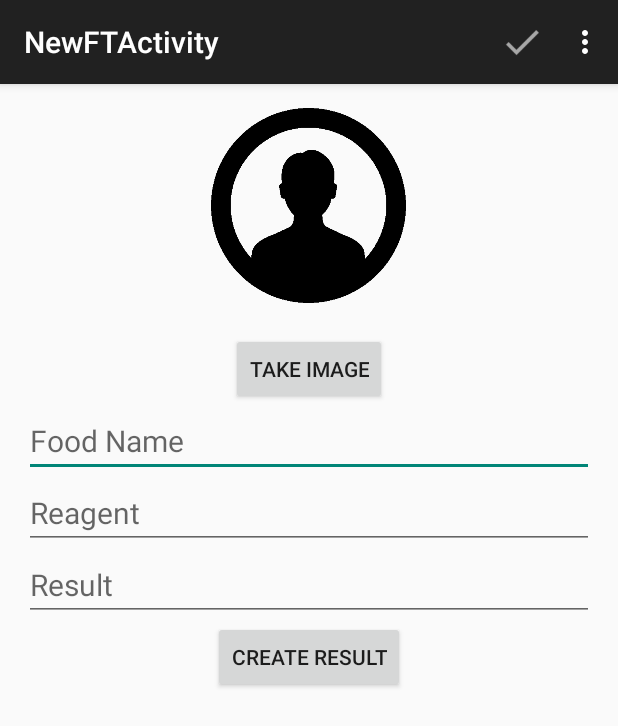
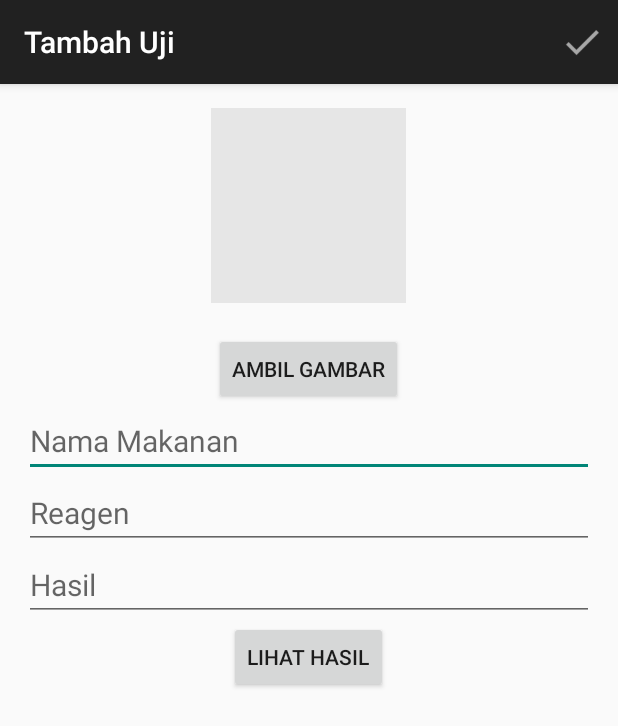
Before and after one commit to ahmadfauzi/TestConnect, an Android app: the screen it shows after launch (NewFTActivity), after a tap on "addItem", on a phone screen of 412 x 824 dp. Shown: the top 726 px of the screen. Run offline under Robolectric (Android 15) with nearby library versions, the phone set to English and light mode, and no system bars.

Commit message:
Berbahasa Indonesia

```diff
--- a/app/src/main/java/com/example/ahmadfauzi/testconnect/ClientSocket.java
+++ b/app/src/main/java/com/example/ahmadfauzi/testconnect/ClientSocket.java
@@ -42,7 +42,6 @@ public class ClientSocket extends AsyncTask<String, Void, String>{
             conn.setRequestProperty("Content-Type", "application/json");
             conn.setRequestProperty("Accept", "application/json");
             conn.setRequestMethod("GET");
-            conn.setConnectTimeout(7000);
             int statusCode = conn.getResponseCode();
             InputStream is = null;
             Log.d("ClientSocket", "URL = " + url_t);
--- a/app/src/main/java/com/example/ahmadfauzi/testconnect/dashboard/DashboardActivity.java
+++ b/app/src/main/java/com/example/ahmadfauzi/testconnect/dashboard/DashboardActivity.java
@@ -33,7 +33,7 @@ public class DashboardActivity extends ActionBarActivity implements AsyncRespons
     private ProgressDialog progressDialog;
 
     // url to get all foodtest list
-    private static String url_all_foodtest = "http://10.151.12.97/foodtest";
+    private static String url_all_foodtest = "http://10.151.44.167/foodtest";
     ClientSocket clientSocket = new ClientSocket(this, url_all_foodtest);
 
     // JSON Node names
@@ -54,16 +54,18 @@ public class DashboardActivity extends ActionBarActivity implements AsyncRespons
         super.onCreate(savedInstanceState);
         setContentView(R.layout.activity_dashboard);
 
-        Toast.makeText(this, "URL = " + url_all_foodtest, Toast.LENGTH_SHORT).show();
+        setTitle("Uji Makanan");
+
+//        Toast.makeText(this, "URL = " + url_all_foodtest, Toast.LENGTH_SHORT).show();
 
         clientSocket.delegate = this;
 
-        progressDialog = new ProgressDialog(DashboardActivity.this);
-        progressDialog.setMessage("Loading...");
-        progressDialog.setProgressStyle(ProgressDialog.STYLE_SPINNER);
-        progressDialog.setProgress(0);
-        progressDialog.setMax(100);
-        progressDialog.show();
+//        progressDialog = new ProgressDialog(DashboardActivity.this);
+//        progressDialog.setMessage("Memuat...");
+//        progressDialog.setProgressStyle(ProgressDialog.STYLE_SPINNER);
+//        progressDialog.setProgress(0);
+//        progressDialog.setMax(100);
+//        progressDialog.show();
 
         AllFTFunction();
     }
@@ -146,30 +148,21 @@ public class DashboardActivity extends ActionBarActivity implements AsyncRespons
                     String reagent = jsonObject.getString(TAG_REAGENT);
                     String result = jsonObject.getString(TAG_RESULT);
                     String photo = jsonObject.getString(TAG_PHOTO);
+                    String name_replaced = name.replaceAll("_"," ");
+                    String reagent_replaced = reagent.replaceAll("_"," ");
+                    String result_replaced = result.replaceAll("_"," ");
                     Log.d("DashboardActivity", "id : " + id + ", photo : " + photo);
 
                     //decode from String Base64 to Bitmap
                     byte[] decodedString = Base64.decode(photo, Base64.NO_PADDING);
                     Bitmap photoBitmap = BitmapFactory.decodeByteArray(decodedString, 0, decodedString.length);
 
-//                    // creating new HashMap
-//                    HashMap<String, String> map = new HashMap<String, String>();
-//
-//                    // adding each child node to HashMap key => value
-//                    map.put(TAG_ID_FOODTEST,id);
-//                    map.put(TAG_NAME, name);
-//                    map.put(TAG_REAGENT, reagent);
-//                    map.put(TAG_RESULT, result);
-//                    //map.put(TAG_PHOTO, photo);
-//
-//                    // adding HashList to ArrayList
-//                    foodtestList.add(map);
                     Log.d("DashboardActivity",id + "//" + name + "//" + reagent + "//" + result + "//" + photoBitmap);
                     FoodTest foodTest = new FoodTest();
                     foodTest.setIdFT(id);
-                    foodTest.setNameFT(name);
-                    foodTest.setReagentFT(reagent);
-                    foodTest.setResultFT(result);
+                    foodTest.setNameFT(name_replaced);
+                    foodTest.setReagentFT(reagent_replaced);
+                    foodTest.setResultFT(result_replaced);
                     foodTest.setPhotoFT(photoBitmap);
 
                     foodtestLists.add(foodTest);
@@ -193,7 +186,7 @@ public class DashboardActivity extends ActionBarActivity implements AsyncRespons
 
         populateFoodTestList();
 
-        progressDialog.dismiss();
+//        progressDialog.dismiss();
 
         Log.d("DashboardActivity", "inside arraylist = " + foodtestLists.toString());
     }
--- a/app/src/main/java/com/example/ahmadfauzi/testconnect/dashboard/FTArrayAdapter.java
+++ b/app/src/main/java/com/example/ahmadfauzi/testconnect/dashboard/FTArrayAdapter.java
@@ -42,15 +42,15 @@ public class FTArrayAdapter extends ArrayAdapter<FoodTest> {
         // Populate the data into the template view using the data object
         textViewId.setText(String.valueOf(foodTest.idFT));
         if(!foodTest.getNameFT().isEmpty()){
-            textViewName.setText("Food Name : " + foodTest.nameFT);
+            textViewName.setText("Makanan : " + foodTest.nameFT);
         }
 
         if(!foodTest.getReagentFT().isEmpty()){
-            textViewReagent.setText("Reagent : " + foodTest.reagentFT);
+            textViewReagent.setText("Reagen : " + foodTest.reagentFT);
         }
 
         if(!foodTest.getResultFT().isEmpty()){
-            textViewResult.setText("Result : " + foodTest.resultFT);
+            textViewResult.setText("Hasil : " + foodTest.resultFT);
         }
 
         imageViewPhoto.setImageBitmap(foodTest.photoFT);
--- a/app/src/main/res/layout/activity_edit_ft.xml
+++ b/app/src/main/res/layout/activity_edit_ft.xml
@@ -21,7 +21,7 @@
         android:layout_width="match_parent"
         android:layout_height="wrap_content"
         android:id="@+id/etName"
-        android:hint="@string/editTextFoodName"
+        android:hint="Nama Makanan"
         android:textSize="20dp"
         android:singleLine="true" />
 
@@ -29,7 +29,7 @@
         android:layout_width="match_parent"
         android:layout_height="wrap_content"
         android:id="@+id/etReagent"
-        android:hint="@string/editTextReagent"
+        android:hint="Reagen"
         android:textSize="20dp"
         android:singleLine="true" />
 
@@ -37,7 +37,7 @@
         android:layout_width="match_parent"
         android:layout_height="wrap_content"
         android:id="@+id/etResult"
-        android:hint="@string/editTextResult"
+        android:hint="Hasil"
         android:textSize="20dp"
         android:singleLine="true" />
 
--- a/app/src/main/res/layout/activity_new_ft.xml
+++ b/app/src/main/res/layout/activity_new_ft.xml
@@ -14,12 +14,12 @@
         android:id="@+id/ivPhoto"
         android:layout_gravity="center_horizontal"
         android:paddingBottom="20dp"
-        android:src="@drawable/pp" />
+        android:src="@drawable/photo" />
 
     <Button
         android:layout_width="wrap_content"
         android:layout_height="wrap_content"
-        android:text="Take Image"
+        android:text="Ambil Gambar"
         android:id="@+id/btnCamera"
         android:layout_gravity="center_horizontal" />
 
@@ -27,7 +27,7 @@
         android:layout_width="fill_parent"
         android:layout_height="wrap_content"
         android:id="@+id/etName"
-        android:hint="@string/editTextFoodName"
+        android:hint="Nama Makanan"
         android:textSize="20dp"
         android:singleLine="true" />
 
@@ -36,21 +36,23 @@
         android:layout_height="wrap_content"
         android:id="@+id/etReagent"
         android:textSize="20dp"
-        android:hint="@string/editTextReagent"
+        android:hint="Reagen"
         android:singleLine="true" />
 
     <EditText
         android:layout_width="match_parent"
         android:layout_height="wrap_content"
         android:id="@+id/etResult"
-        android:hint="@string/editTextResult"
+        android:hint="Hasil"
         android:textSize="20dp"
-        android:singleLine="true" />
+        android:singleLine="true"
+        android:inputType="none"
+        android:editable="false" />
 
     <Button
         android:layout_width="wrap_content"
         android:layout_height="wrap_content"
-        android:text="Create Result"
+        android:text="Lihat Hasil"
         android:id="@+id/btnCreate"
         android:layout_gravity="center_horizontal"
         android:onClick="createResult" />
--- a/app/src/main/res/menu/menu_dashboard.xml
+++ b/app/src/main/res/menu/menu_dashboard.xml
@@ -2,8 +2,8 @@
     xmlns:app="http://schemas.android.com/apk/res-auto"
     xmlns:tools="http://schemas.android.com/tools"
     tools:context="com.example.ahmadfauzi.testconnect.dashboard.DashboardActivity">
-    <item android:id="@+id/action_settings" android:title="@string/action_settings"
-        android:orderInCategory="100" app:showAsAction="never" />
+    <!--<item android:id="@+id/action_settings" android:title="@string/action_settings"-->
+        <!--android:orderInCategory="100" app:showAsAction="never" />-->
 
     <item
         android:id="@+id/action_add"
--- a/app/src/main/res/menu/menu_edit_ft.xml
+++ b/app/src/main/res/menu/menu_edit_ft.xml
@@ -2,8 +2,8 @@
     xmlns:app="http://schemas.android.com/apk/res-auto"
     xmlns:tools="http://schemas.android.com/tools"
     tools:context="com.example.ahmadfauzi.testconnect.EditFTActivity">
-    <item android:id="@+id/action_settings" android:title="@string/action_settings"
-        android:orderInCategory="100" app:showAsAction="never" />
+    <!--<item android:id="@+id/action_settings" android:title="@string/action_settings"-->
+        <!--android:orderInCategory="100" app:showAsAction="never" />-->
 
     <item
         android:id="@+id/action_save"
--- a/app/src/main/res/menu/menu_new_ft.xml
+++ b/app/src/main/res/menu/menu_new_ft.xml
@@ -2,8 +2,8 @@
     xmlns:app="http://schemas.android.com/apk/res-auto"
     xmlns:tools="http://schemas.android.com/tools"
     tools:context="com.example.ahmadfauzi.testconnect.NewFTActivity">
-    <item android:id="@+id/action_settings" android:title="@string/action_settings"
-        android:orderInCategory="100" app:showAsAction="never" />
+    <!--<item android:id="@+id/action_settings" android:title="@string/action_settings"-->
+        <!--android:orderInCategory="100" app:showAsAction="never" />-->
 
     <item
         android:id="@+id/action_new"
```
Also changed, not shown: app/src/main/assets/path_reagent.txt (+7 -7 lines), app/src/main/java/com/example/ahmadfauzi/testconnect/EditFTActivity.java (+21 -21 lines), app/src/main/java/com/example/ahmadfauzi/testconnect/NewFTActivity.java (+22 -38 lines), app/src/main/res/menu/menu_all_ft.xml (deleted, +0 -7 lines).
